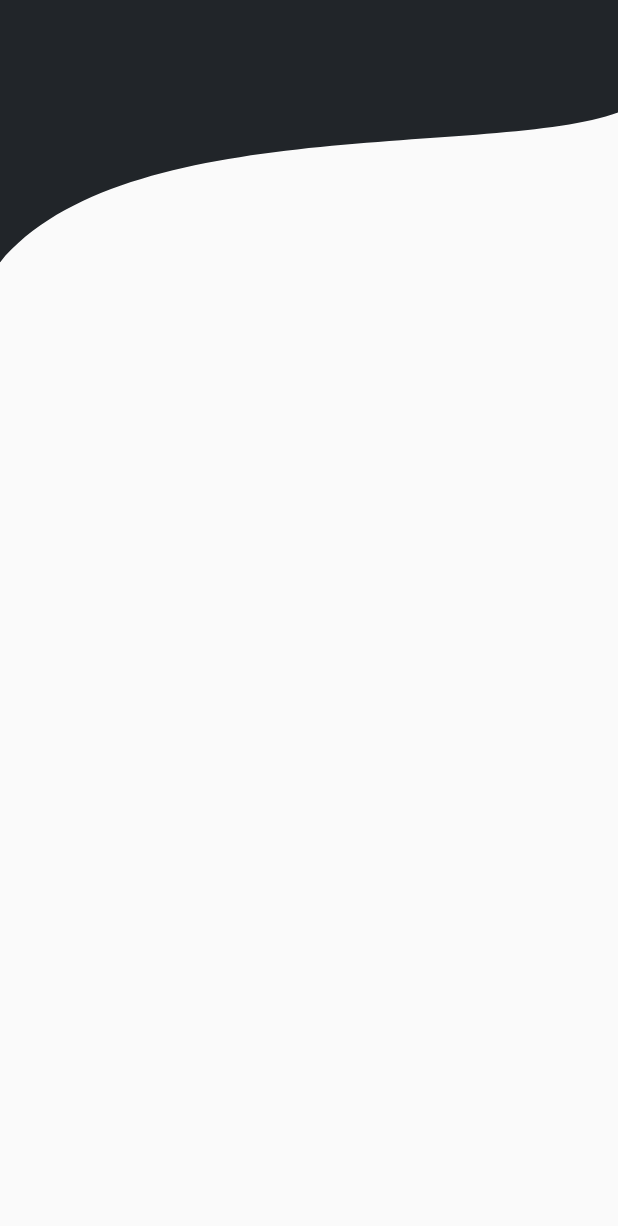
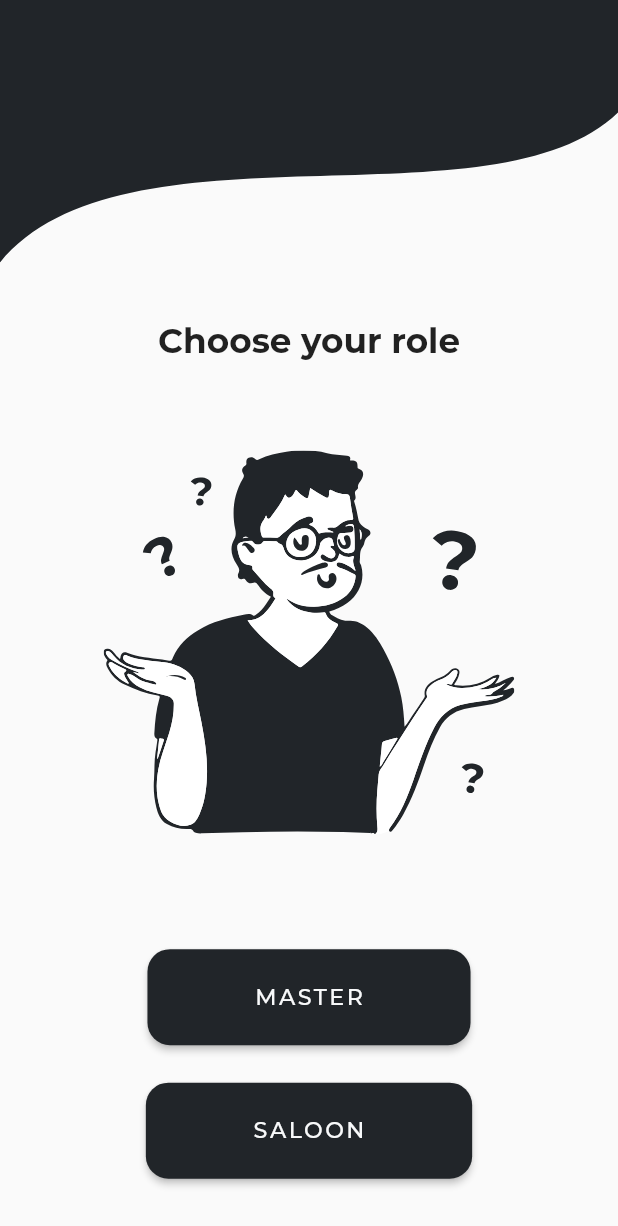
Before and after one commit to Mukhammad1999/show_upp_master, a Flutter app: the screen it shows after launch, on a phone screen of 412 x 824 dp. Shown: the top 1226 px of the screen. Run offline on Flutter 3.47's test engine with Material 2 defaults, Android fonts, the phone set to English and light mode, and no system bars; our stand-ins replace bloc, easy_localization, flutter_modular, flutter_svg; project files that could hold a hidden picture were left out.

Commit message:
feat: done ui of choose role page

```diff
--- /dev/null
+++ b/master_app/assets/l10n/en.json
@@ -0,0 +1,5 @@
+{
+    "choose_role_question":"Choose your role",
+    "master": "MASTER",
+    "saloon": "SALOON"
+}
--- /dev/null
+++ b/master_app/assets/l10n/ru.json
@@ -0,0 +1,5 @@
+{
+    "choose_role_question":"Кем вы являетесь?",
+    "master": "МАСТЕР",
+    "saloon": "САЛОН"
+}
--- /dev/null
+++ b/master_app/assets/l10n/uz.json
@@ -0,0 +1,5 @@
+{
+    "choose_role_question":"Kim bo'lib ishlaysiz?",
+    "master": "USTA",
+    "saloon": "SALON"
+}
--- a/master_app/l10n.yaml
+++ /dev/null
@@ -1,4 +0,0 @@
-arb-dir: lib/l10n/arb
-template-arb-file: app_en.arb
-output-localization-file: app_localizations.dart
-nullable-getter: false
--- a/master_app/lib/app/index/index.dart
+++ b/master_app/lib/app/index/index.dart
@@ -1,2 +1,3 @@
 export '../ui/widgets/curvatures.dart';
 export '../ui/widgets/curved_app_bar.dart';
+export '../ui/widgets/titles.dart';
--- a/master_app/lib/app/ui/presentation/pages/choose_role_page.dart
+++ b/master_app/lib/app/ui/presentation/pages/choose_role_page.dart
@@ -1,5 +1,8 @@
+import 'package:easy_localization/easy_localization.dart';
 import 'package:flutter/material.dart';
 import 'package:master_app/app/index/index.dart';
+import 'package:master_app/app/ui/widgets/cartoon_displayer.dart';
+import '../../widgets/buttons/buttons.dart';
 
 class ChooseRolePage extends StatelessWidget {
   const ChooseRolePage({super.key});
@@ -12,7 +15,38 @@ class ChooseRolePage extends StatelessWidget {
         curvature: Curvature.lined,
       ),
       body: Column(
-        children: <Widget>[],
+        mainAxisAlignment: MainAxisAlignment.spaceAround,
+        children: <Widget>[
+          Column(
+            crossAxisAlignment: CrossAxisAlignment.stretch,
+            children: [
+              SemiBoldTitle(
+                title: 'choose_role_question'.tr(),
+              ),
+              const SizedBox(
+                height: 59,
+              ),
+              const CartoonDisplayer(
+                assetName: 'assets/svg/question_choose_role.svg',
+              ),
+            ],
+          ),
+          Column(
+            children: [
+              AppTextButton(
+                title: 'master'.tr(),
+                onPressed: () {},
+              ),
+              const SizedBox(
+                height: 25,
+              ),
+              AppTextButton(
+                title: 'saloon'.tr(),
+                onPressed: () {},
+              ),
+            ],
+          )
+        ],
       ),
     );
   }
--- a/master_app/lib/app/ui/style/app_typography.dart
+++ b/master_app/lib/app/ui/style/app_typography.dart
@@ -7,4 +7,17 @@ abstract class AppTypography {
     fontSize: 14.83,
     fontWeight: FontWeight.w500,
   );
+
+  static const TextStyle semiboldText = TextStyle(
+    fontFamily: 'Montserrat',
+    fontSize: 22.81,
+    fontWeight: FontWeight.w700,
+  );
+
+  static const TextStyle buttonTextStyle = TextStyle(
+    fontFamily: 'Montserrat',
+    fontSize: 14.83,
+    letterSpacing: 1.65,
+    fontWeight: FontWeight.w500,
+  );
 }
--- /dev/null
+++ b/master_app/lib/app/ui/widgets/buttons/buttons.dart
@@ -0,0 +1,39 @@
+import 'package:flutter/material.dart';
+import 'package:master_app/app/ui/style/app_typography.dart';
+
+class AppTextButton extends StatelessWidget {
+  const AppTextButton({
+    super.key,
+    required this.title,
+    this.onPressed,
+    this.color,
+    this.titleColor,
+  });
+
+  final String title;
+  final VoidCallback? onPressed;
+  final Color? color;
+  final Color? titleColor;
+
+  @override
+  Widget build(BuildContext context) {
+    return MaterialButton(
+      shape: RoundedRectangleBorder(
+        borderRadius: BorderRadius.circular(15),
+      ),
+      disabledColor: Theme.of(context).disabledColor,
+      padding: const EdgeInsets.symmetric(
+        horizontal: 71,
+        vertical: 23,
+      ),
+      color: color ?? Theme.of(context).primaryColor,
+      onPressed: onPressed,
+      child: Text(
+        title,
+        style: AppTypography.buttonTextStyle.copyWith(
+          color: titleColor ?? Theme.of(context).backgroundColor,
+        ),
+      ),
+    );
+  }
+}
--- /dev/null
+++ b/master_app/lib/app/ui/widgets/cartoon_displayer.dart
@@ -0,0 +1,16 @@
+import 'package:flutter/material.dart';
+import 'package:flutter_svg/svg.dart';
+
+class CartoonDisplayer extends StatelessWidget {
+  const CartoonDisplayer({super.key, required this.assetName, this.assetColor});
+  final String assetName;
+  final Color? assetColor;
+
+  @override
+  Widget build(BuildContext context) {
+    return SvgPicture.asset(
+      assetName,
+      height: 256,
+    );
+  }
+}
--- a/master_app/lib/app/ui/widgets/curvatures.dart
+++ b/master_app/lib/app/ui/widgets/curvatures.dart
@@ -56,7 +56,7 @@ class LeftToRightCurvature extends CustomClipper<Path> {
 class LinedCurvature extends CustomClipper<Path> {
   @override
   Path getClip(Size size) {
-    final controlPoint1 = Offset(size.width - size.width / 5, size.height - 70);
+    final controlPoint1 = Offset(size.width - size.width / 5, size.height - 20);
     final controlPoint2 = Offset(size.width / 5, size.height - 100);
     final endPoint = Offset(0, size.height);
     //fromRightToLeft
@@ -75,7 +75,7 @@ class LinedCurvature extends CustomClipper<Path> {
   }
 
   @override
-  bool shouldReclip(covariant CustomClipper<Path> oldClipper) => false;
+  bool shouldReclip(covariant CustomClipper<Path> oldClipper) => true;
 }
 
 // enum to define which curvature to use
--- /dev/null
+++ b/master_app/lib/app/ui/widgets/titles.dart
@@ -0,0 +1,20 @@
+import 'package:flutter/material.dart';
+import 'package:master_app/app/ui/style/app_typography.dart';
+
+class SemiBoldTitle extends StatelessWidget {
+  const SemiBoldTitle({
+    super.key,
+    required this.title,
+  });
+  final String title;
+
+  @override
+  Widget build(BuildContext context) {
+    return Text(
+      title,
+      textAlign: TextAlign.center,
+      style: AppTypography.semiboldText,
+      maxLines: 1,
+    );
+  }
+}
--- a/master_app/lib/app/view/app.dart
+++ b/master_app/lib/app/view/app.dart
@@ -5,8 +5,8 @@
 // license that can be found in the LICENSE file or at
 // https://opensource.org/licenses/MIT.
 
+import 'package:easy_localization/easy_localization.dart';
 import 'package:flutter/material.dart';
-import 'package:flutter_localizations/flutter_localizations.dart';
 import 'package:flutter_modular/flutter_modular.dart';
 import 'package:master_app/app/navigation/navigation_module.dart';
 import 'package:master_app/app/ui/style/app_theme.dart';
@@ -16,19 +16,27 @@ class App extends StatelessWidget {
 
   @override
   Widget build(BuildContext context) {
-    return ModularApp(
-      module: NavigationModule(),
-      child: MaterialApp.router(
-        theme: AppTheme.lightTheme,
-        //TODO Implement Easy Localizations
-
-        // localizationsDelegates: const [
-        //   AppLocalizations.delegate,
-        //   GlobalMaterialLocalizations.delegate,
-        // ],
-        // supportedLocales: AppLocalizations.supportedLocales,
-        routerDelegate: Modular.routerDelegate,
-        routeInformationParser: Modular.routeInformationParser,
+    return EasyLocalization(
+      supportedLocales: const [
+        Locale('ru'),
+        Locale('en'),
+        Locale('uz'),
+      ],
+      path: 'assets/l10n',
+      fallbackLocale: const Locale('ru'),
+      useOnlyLangCode: true,
+      child: ModularApp(
+        module: NavigationModule(),
+        child: Builder(builder: (context) {
+          return MaterialApp.router(
+            theme: AppTheme.lightTheme,
+            locale: context.locale,
+            routerDelegate: Modular.routerDelegate,
+            localizationsDelegates: context.localizationDelegates,
+            supportedLocales: context.supportedLocales,
+            routeInformationParser: Modular.routeInformationParser,
+          );
+        }),
       ),
     );
   }
--- a/master_app/lib/main_development.dart
+++ b/master_app/lib/main_development.dart
@@ -5,9 +5,14 @@
 // license that can be found in the LICENSE file or at
 // https://opensource.org/licenses/MIT.
 
+import 'package:easy_localization/easy_localization.dart';
+import 'package:flutter/material.dart';
 import 'package:master_app/app/app.dart';
 import 'package:master_app/bootstrap.dart';
 
-void main() {
-  bootstrap(() => const App());
+void main() async {
+  WidgetsFlutterBinding.ensureInitialized();
+  await EasyLocalization.ensureInitialized();
+
+  await bootstrap(() => const App());
 }
--- a/master_app/pubspec.yaml
+++ b/master_app/pubspec.yaml
@@ -16,6 +16,8 @@ dependencies:
     sdk: flutter
   intl: ^0.17.0
   flutter_modular: ^5.0.3
+  easy_localization: ^3.0.1
+  flutter_svg: ^1.1.1+1
 
 dev_dependencies:
   bloc_test: ^9.0.3
@@ -27,6 +29,10 @@ dev_dependencies:
 flutter:
   uses-material-design: true
   generate: true
+  assets:
+    - assets/
+    - assets/l10n/
+    - assets/svg/
   fonts:
     - family: Montserrat
       fonts:
```
Also changed, not shown: master_app/assets/svg/question_choose_role.svg (added), master_app/pubspec.lock, 6 other files.
